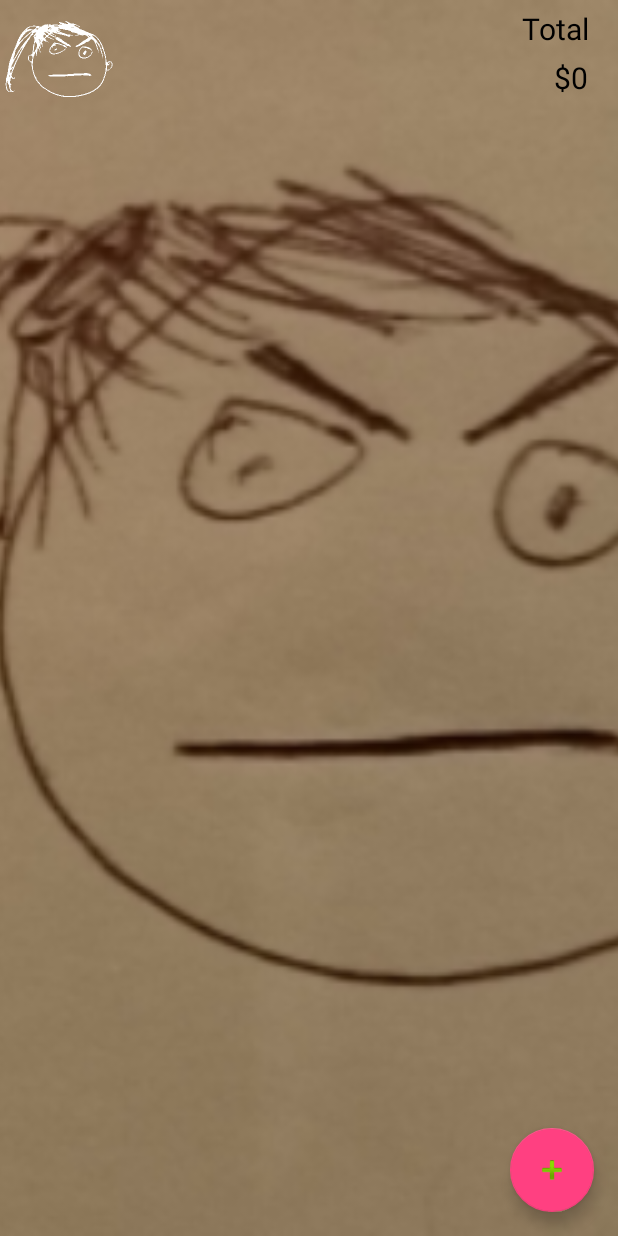
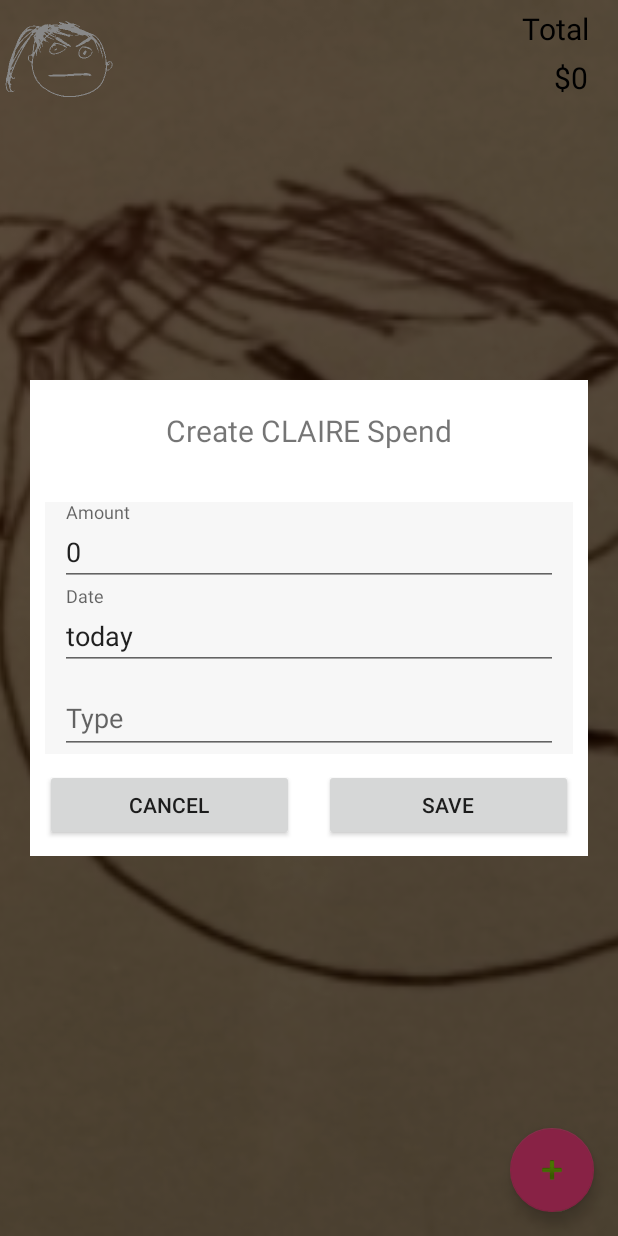
Before and after one commit to manangatangy/kidspend2, an Android app: the screen it shows after launch (KidspendActivity), after a tap on an icon or button, on a phone screen of 412 x 824 dp. Run offline under Robolectric (Android 15) with nearby library versions, the phone set to English and light mode, and no system bars; our stand-ins replace ButterKnife.

Commit message:
save/delete/modify spend works (except date entry)

```diff
--- /dev/null
+++ b/Kidspend2/app/src/main/java/com/wolfie/kidspend2/presenter/EditPresenter.java
@@ -0,0 +1,162 @@
+package com.wolfie.kidspend2.presenter;
+
+import android.os.Bundle;
+import android.support.annotation.NonNull;
+import android.support.annotation.Nullable;
+import android.support.annotation.StringRes;
+
+import com.wolfie.kidspend2.R;
+import com.wolfie.kidspend2.model.Girl;
+import com.wolfie.kidspend2.model.Spend;
+import com.wolfie.kidspend2.model.loader.AsyncListeningTask;
+import com.wolfie.kidspend2.presenter.EditPresenter.EditUi;
+import com.wolfie.kidspend2.view.ActionSheetUi;
+import com.wolfie.kidspend2.view.fragment.GirlPagerFragment;
+
+public class EditPresenter extends BasePresenter<EditUi>
+        implements AsyncListeningTask.Listener<Boolean> {
+
+    private final static String KEY_EDIT_ACTION_SHEET_SHOWING = "KEY_EDIT_ACTION_SHEET_SHOWING";
+    private final static String KEY_EDIT_ACTION_SHEET_ENTRY = "KEY_EDIT_ACTION_SHEET_ENTRY";
+
+    private Spend mSpend;
+    private boolean mIsShowing;
+
+    public EditPresenter(EditUi editUi) {
+        super(editUi);
+    }
+
+    @Override
+    public void resume() {
+        super.resume();
+        if (!mIsShowing) {
+            getUi().hide();
+        }
+    }
+
+    @Override
+    public void pause() {
+        super.pause();
+        mIsShowing = getUi().isShowing();
+        getUi().dismissKeyboard(false);
+    }
+
+    @Override
+    public void onSaveState(Bundle outState) {
+        outState.putBoolean(KEY_EDIT_ACTION_SHEET_SHOWING, mIsShowing);
+        // TODO save/restore Entry being editted
+    }
+
+    @Override
+    public void onRestoreState(@Nullable Bundle savedState) {
+        mIsShowing = savedState.getBoolean(KEY_EDIT_ACTION_SHEET_SHOWING, false);
+    }
+
+    /**
+     * Use the existing values in the Spend to populate the fields, and show the view.
+     * A null spend is allowed, it means create a new spend with all empty fields for editing.
+     */
+    public void editSpend(@Nullable Spend spend, Girl girl) {
+        mSpend = (spend != null) ? spend : Spend.create(girl.name(), "", 0, "today");
+        getUi().show();
+    }
+
+    /**
+     * Create a new Spend for the specified spendType, and show its fields for editing.
+     * If the spendType is null, then set all the fields to empty string
+     */
+    public void editNewEntry(@Nullable String spendType, Girl girl) {
+        editSpend(spendType == null
+                  ? null
+                  : Spend.create(girl.name(), spendType, 0, "today"), girl);
+    }
+
+    /**
+     * This is not called on resume, only when the view is shown by the user.
+     */
+    public void onShow() {
+        getUi().enableDeleteButton(!mSpend.isNew());
+        getUi().setTitleText((mSpend.isNew() ? "Create " : "Modify ") + mSpend.getGirl() + " Spend");
+        getUi().clearErrorMessage();
+        getUi().clearDescription();
+        getUi().setTextValues(mSpend);
+    }
+
+    public void onClickSave() {
+        Spend spend = getUi().getTextValues(mSpend);
+        if (spend == null) {
+            return;     // Error is displayed.
+        }
+        getUi().dismissKeyboard(true);
+        mSpend = spend;
+        MainPresenter mainPresenter = getUi().findPresenter(null);
+        if (mSpend.isNew()) {
+            mainPresenter.getSpendLoader().insert(mSpend, this);
+        } else {
+            mainPresenter.getSpendLoader().update(mSpend, this);
+        }
+    }
+
+    public void onClickDelete() {
+        if (!showErrorIfModified()) {
+            getUi().dismissKeyboard(true);
+            MainPresenter mainPresenter = getUi().findPresenter(null);
+            mainPresenter.getSpendLoader().delete(mSpend, this);
+        }
+    }
+
+    public void onClickCancel() {
+        getUi().dismissKeyboard(true);
+        if (!showErrorIfModified()) {
+            getUi().hide();
+        }
+    }
+
+    @Override
+    public boolean backPressed() {
+        if (!getUi().isShowing() || getUi().isKeyboardVisible()) {
+            return true;        // Means: not consumed here
+        }
+        // Check if fields have been modified and show error message if so, else close.
+        if (!showErrorIfModified()) {
+            getUi().hide();
+        }
+        return false;
+    }
+
+    private boolean showErrorIfModified() {
+        boolean isModified = getUi().isEntryModified(mSpend);
+        if (isModified) {
+            getUi().setErrorMessage(R.string.er003);
+        }
+        return isModified;
+    }
+
+    /**
+     * callback from getSpendLoader().insert/update/delete
+     */
+    @Override
+    public void onCompletion(Boolean aBoolean) {
+        GirlPagerPresenter girlPagerPresenter = getUi().findPresenter(GirlPagerFragment.class);
+        if (girlPagerPresenter != null) {
+            GirlPresenter girlPresenter =  girlPagerPresenter.getCurrentGirlPresenter();
+            if (girlPresenter != null) {
+                girlPresenter.loadEntries();
+            }
+        }
+    }
+
+    public interface EditUi extends ActionSheetUi {
+
+        void setTitleText(String title);
+        void enableDeleteButton(boolean enable);
+        void setTextValues(@NonNull Spend spend);
+        Spend getTextValues(Spend spend);
+        boolean isEntryModified(Spend spend);
+        void setDescription(@StringRes int resourceId);
+        void clearDescription();
+        void setErrorMessage(@StringRes int resourceId);
+        void clearErrorMessage();
+
+    }
+}
--- a/Kidspend2/app/src/main/java/com/wolfie/kidspend2/presenter/GirlPresenter.java
+++ b/Kidspend2/app/src/main/java/com/wolfie/kidspend2/presenter/GirlPresenter.java
@@ -13,6 +13,7 @@ import com.wolfie.kidspend2.model.SpendGroup;
 import com.wolfie.kidspend2.model.loader.AsyncListeningTask;
 import com.wolfie.kidspend2.presenter.GirlPresenter.GirlUi;
 import com.wolfie.kidspend2.view.BaseUi;
+import com.wolfie.kidspend2.view.fragment.EditFragment;
 
 import java.util.List;
 
@@ -129,15 +130,15 @@ public class GirlPresenter extends BasePresenter<GirlUi>
     }
 
     public void onListItemClick(Spend selectedSpend) {
-//        EditPresenter editPresenter = getUi().findPresenter(EditFragment.class);
-//        if (editPresenter != null) {
-//            if (selectedEntry != null) {
-//                editPresenter.editEntry(selectedEntry);
-//            } else {
-//                // Set up a new Entry for the currently selected groupname.
-//                editPresenter.editNewEntry(mSpendType);
-//            }
-//        }
+        EditPresenter editPresenter = getUi().findPresenter(EditFragment.class);
+        if (editPresenter != null) {
+            if (selectedSpend != null) {
+                editPresenter.editSpend(selectedSpend, getUi().getGirl());
+            } else {
+                // Set up a new Entry for the currently selected spendType.
+                editPresenter.editNewEntry(mSpendType, getUi().getGirl());
+            }
+        }
     }
 
     @Nullable
@@ -150,6 +151,7 @@ public class GirlPresenter extends BasePresenter<GirlUi>
     }
 
     public void onClickAdd() {
+        onListItemClick(null);
     }
 
     public interface GirlUi extends BaseUi {
--- a/Kidspend2/app/src/main/java/com/wolfie/kidspend2/view/activity/KidspendActivity.java
+++ b/Kidspend2/app/src/main/java/com/wolfie/kidspend2/view/activity/KidspendActivity.java
@@ -17,6 +17,7 @@ import com.wolfie.kidspend2.presenter.MainPresenter;
 import com.wolfie.kidspend2.view.IconAnimator;
 import com.wolfie.kidspend2.view.TwirlingImage;
 import com.wolfie.kidspend2.view.fragment.DrawerFragment;
+import com.wolfie.kidspend2.view.fragment.EditFragment;
 import com.wolfie.kidspend2.view.fragment.FileFragment;
 import com.wolfie.kidspend2.view.fragment.GirlPagerFragment;
 
@@ -98,6 +99,9 @@ public class KidspendActivity extends SimpleActivity {
         // Create the file (activity sheet) fragment into it's container.
         setupFragment(FileFragment.class.getName(), R.id.fragment_container_file, null);
 
+        // Create the edit (activity sheet) fragment into it's container.
+        setupFragment(EditFragment.class.getName(), R.id.fragment_container_edit, null);
+
         mMainPresenter = new MainPresenter(null, getApplicationContext());
 
 //        // Set the initial values for some settings.  May be changed later by SettingsPresenter
--- /dev/null
+++ b/Kidspend2/app/src/main/java/com/wolfie/kidspend2/view/fragment/EditFragment.java
@@ -0,0 +1,216 @@
+package com.wolfie.kidspend2.view.fragment;
+
+import android.os.Bundle;
+import android.support.annotation.NonNull;
+import android.support.annotation.Nullable;
+import android.support.annotation.StringRes;
+import android.view.LayoutInflater;
+import android.view.View;
+import android.view.ViewGroup;
+import android.widget.Button;
+import android.widget.EditText;
+import android.widget.TextView;
+
+import com.wolfie.kidspend2.R;
+import com.wolfie.kidspend2.model.Spend;
+import com.wolfie.kidspend2.presenter.EditPresenter;
+import com.wolfie.kidspend2.presenter.EditPresenter.EditUi;
+
+import butterknife.BindView;
+import butterknife.ButterKnife;
+import butterknife.Unbinder;
+
+public class EditFragment extends ActionSheetFragment implements EditUi {
+
+    @Nullable
+    @BindView(R.id.text_title)
+    TextView mTextTitle;
+
+    @Nullable
+    @BindView(R.id.text_description)
+    TextView mTextDescription;
+
+    @Nullable
+    @BindView(R.id.edit_text_amount)
+    EditText mEditAmount;
+
+    @Nullable
+    @BindView(R.id.edit_text_date)
+    EditText mEditDate;
+
+    @Nullable
+    @BindView(R.id.edit_text_type)
+    EditText mEditType;
+
+    @Nullable
+    @BindView(R.id.text_error)
+    TextView mTextError;
+
+    @Nullable
+    @BindView(R.id.button_save)
+    Button mButtonSave;
+
+    @Nullable
+    @BindView(R.id.button_cancel)
+    Button mButtonCancel;
+
+    @Nullable
+    @BindView(R.id.button_delete)
+    Button mButtonDelete;
+
+    private Unbinder mUnbinder2;
+
+    private EditPresenter mEditPresenter;
+
+    @Override
+    public EditPresenter getPresenter() {
+        return mEditPresenter;
+    }
+
+    public EditFragment() {
+        mEditPresenter = new EditPresenter(this);
+    }
+
+    @Override
+    public View onCreateView(LayoutInflater inflater,
+                             @Nullable ViewGroup container,
+                             @Nullable Bundle savedInstanceState) {
+        final View view = super.onCreateView(inflater, container, savedInstanceState);
+        View content = inflater.inflate(R.layout.fragment_edit, container, false);
+        mHolderView.addView(content);
+        // This bind will re-bind the superclass members, so the entire view hierarchy must be
+        // available, hence the content should be added to the parent view first.
+        mUnbinder2 = ButterKnife.bind(this, view);
+        mButtonCancel.setOnClickListener(new View.OnClickListener() {
+            @Override
+            public void onClick(View v) {
+                mEditPresenter.onClickCancel();
+            }
+        });
+        mButtonSave.setOnClickListener(new View.OnClickListener() {
+            @Override
+            public void onClick(View v) {
+                mEditPresenter.onClickSave();
+            }
+        });
+        mButtonDelete.setOnClickListener(new View.OnClickListener() {
+            @Override
+            public void onClick(View v) {
+                mEditPresenter.onClickDelete();
+            }
+        });
+        return view;
+    }
+
+    @Override
+    public void onDestroyView() {
+        super.onDestroyView();
+        mUnbinder2.unbind();
+    }
+
+    @Override
+    public void setTitleText(String title) {
+        mTextTitle.setText(title);
+    }
+
+    @Override
+    public void enableDeleteButton(boolean enable) {
+        mButtonDelete.setVisibility(enable ? View.VISIBLE : View.GONE);
+    }
+
+    @Override
+    public void setTextValues(@NonNull Spend spend) {
+        mEditAmount.setText("" + spend.getAmount());
+        mEditDate.setText(spend.getCreated());
+        mEditType.setText(spend.getSpendType());
+    }
+
+    @Override
+    public Spend getTextValues(Spend spend) {
+        // Returns null on error (also shows error messages)
+        boolean error = false;
+        try {
+            String amount = mEditAmount.getText().toString();
+            if (amount.length() == 0) {
+                setErrorMessage(R.string.er001);
+                error = true;
+            } else {
+                spend.setAmount(Integer.decode(amount));
+            }
+        } catch (NumberFormatException nfe) {
+            mEditAmount.setError(getContext().getString(R.string.er001));
+            error = true;
+        }
+
+        String date = mEditDate.getText().toString().toUpperCase();
+        if (Spend.parseDateString(date) != null) {
+            spend.setCreated(date);
+        } else {
+            setErrorMessage(R.string.er002);
+            error = true;
+        }
+
+        String type = mEditType.getText().toString().trim();
+        spend.setSpendType(type);
+
+        return error ? null : spend;
+    }
+
+    @Override
+    public boolean isEntryModified(Spend spend) {
+        String amount = mEditAmount.getText().toString();
+        String date = mEditDate.getText().toString().toUpperCase();
+        String type = mEditType.getText().toString().trim();
+        String amountPrev = (spend == null) ? null : ("" + spend.getAmount());
+        String datePrev = (spend == null) ? null : spend.getCreated();
+        String typePrev = (spend == null) ? null : spend.getSpendType();
+        return !equals(amount, amountPrev) ||
+                !equals(date, datePrev) ||
+                !equals(type, typePrev);
+    }
+
+    private boolean equals(@Nullable String val1, @Nullable String val2) {
+        if (val1 == null) {
+            val1 = "";
+        }
+        if (val2 == null) {
+            val2 = "";
+        }
+        return val1.equals(val2);
+    }
+
+    @Override
+    public void setDescription(@StringRes int resourceId) {
+        mTextDescription.setText(resourceId);
+    }
+
+    @Override
+    public void clearDescription() {
+        mTextDescription.setText("");
+    }
+
+    @Override
+    public void setErrorMessage(@StringRes int resourceId) {
+        mTextError.setVisibility(View.VISIBLE);
+        mTextError.setText(resourceId);
+    }
+
+    @Override
+    public void clearErrorMessage() {
+        mTextError.setVisibility(View.GONE);
+    }
+
+    @Override
+    public void onShowComplete() {
+        mEditPresenter.onShow();
+    }
+
+    @Override
+    public void onHideComplete() {
+    }
+
+    @Override
+    public void onTouchBackground() {
+    }
+
+}
--- a/Kidspend2/app/src/main/res/layout/activity_kidspend.xml
+++ b/Kidspend2/app/src/main/res/layout/activity_kidspend.xml
@@ -58,5 +58,11 @@
         android:layout_width="match_parent"
         android:layout_height="match_parent"
         />
+    <!-- Content file view (populated by action sheet edit fragment)-->
+    <FrameLayout
+        android:id="@+id/fragment_container_edit"
+        android:layout_width="match_parent"
+        android:layout_height="match_parent"
+        />
 
 </RelativeLayout>
--- /dev/null
+++ b/Kidspend2/app/src/main/res/layout/fragment_edit.xml
@@ -0,0 +1,135 @@
+<?xml version="1.0" encoding="utf-8"?>
+<LinearLayout
+    xmlns:android="http://schemas.android.com/apk/res/android"
+    xmlns:app="http://schemas.android.com/apk/res-auto"
+    xmlns:tools="http://schemas.android.com/tools"
+    android:background="@android:color/white"
+    android:layout_width="match_parent"
+    android:layout_height="wrap_content"
+    android:orientation="vertical"
+    >
+
+    <TextView
+        android:id="@+id/text_title"
+        android:layout_width="wrap_content"
+        android:layout_height="wrap_content"
+        android:layout_gravity="center"
+        android:paddingTop="20dp"
+        android:textSize="20sp"
+        tools:text="CLAIRE Spend"
+        />
+    <TextView
+        android:id="@+id/text_description"
+        android:layout_width="wrap_content"
+        android:layout_height="wrap_content"
+        android:layout_gravity="center"
+        android:gravity="center"
+        android:paddingTop="10dp"
+        android:textSize="10sp"
+        tools:text="Please edit your spend"
+        />
+    <View
+        android:layout_width="match_parent"
+        android:layout_height="10dp" />
+
+    <LinearLayout
+        android:layout_width="match_parent"
+        android:layout_height="wrap_content"
+        android:orientation="vertical"
+        android:paddingLeft="10dp"
+        android:paddingRight="10dp"
+        android:layout_marginRight="10dp"
+        android:layout_marginLeft="10dp"
+        android:background="@color/edit_item_body"
+        >
+        <android.support.design.widget.TextInputLayout
+            android:id="@+id/input_layout_amount"
+            android:layout_width="match_parent"
+            android:layout_height="wrap_content"
+            >
+            <EditText
+                android:id="@+id/edit_text_amount"
+                android:layout_width="match_parent"
+                android:layout_height="wrap_content"
+                android:hint="Amount"
+                android:inputType="number"
+                android:maxLines="1" />
+        </android.support.design.widget.TextInputLayout>
+
+        <android.support.design.widget.TextInputLayout
+            android:id="@+id/input_layout_date"
+            android:layout_width="match_parent"
+            android:layout_height="wrap_content"
+            >
+            <EditText
+                android:id="@+id/edit_text_date"
+                android:layout_width="match_parent"
+                android:layout_height="wrap_content"
+                android:hint="Date"
+                android:inputType="date"
+                android:maxLines="1" />
+        </android.support.design.widget.TextInputLayout>
+
+        <android.support.design.widget.TextInputLayout
+            android:id="@+id/input_layout_type"
+            android:layout_width="match_parent"
+            android:layout_height="wrap_content"
+            >
+            <EditText
+                android:id="@+id/edit_text_type"
+                android:layout_width="match_parent"
+                android:layout_height="wrap_content"
+                android:hint="Type"
+                android:maxLines="1" />
+        </android.support.design.widget.TextInputLayout>
+    </LinearLayout>
+
+    <TextView
+        android:id="@+id/text_error"
+        android:layout_width="wrap_content"
+        android:layout_height="wrap_content"
+        android:layout_gravity="center"
+        android:gravity="center"
+        android:textColor="@android:color/holo_red_dark"
+        android:paddingTop="10dp"
+        android:textSize="14sp"
+        android:text="Your session has timed out"
+        />
+
+    <LinearLayout
+        android:paddingTop="10dp"
+        android:paddingBottom="10dp"
+        android:layout_width="match_parent"
+        android:layout_height="wrap_content"
+        android:orientation="horizontal"
+        >
+        <Button
+            android:id="@+id/button_delete"
+            android:layout_width="wrap_content"
+            android:layout_height="wrap_content"
+            android:layout_weight="1"
+            android:layout_marginLeft="10dp"
+            android:layout_marginRight="10dp"
+            tools:visibility="visible"
+            android:text="Delete" />
+
+        <Button
+            android:id="@+id/button_cancel"
+            android:layout_width="wrap_content"
+            android:layout_height="wrap_content"
+            android:layout_weight="1"
+            android:layout_marginLeft="10dp"
+            android:layout_marginRight="10dp"
+            tools:visibility="visible"
+            android:text="Cancel" />
+
+        <Button
+            android:id="@+id/button_save"
+            android:layout_width="wrap_content"
+            android:layout_height="wrap_content"
+            android:layout_weight="1"
+            android:layout_marginLeft="10dp"
+            android:layout_marginRight="10dp"
+            android:text="Save" />
+    </LinearLayout>
+</LinearLayout>
--- a/Kidspend2/app/src/main/res/values/strings.xml
+++ b/Kidspend2/app/src/main/res/values/strings.xml
@@ -52,4 +52,8 @@
     <string name="st032">Backup file emailure cancelled</string>
     <string name="st033">Internal Storage Directory\n%1$s</string>
 
+    <string name="er001">Please enter a valid amount</string>
+    <string name="er002">Please enter a valid date (\'1 Jan 2017\')</string>
+    <string name="er003">Fields have been modified\nclick CANCEL to close without change</string>
+
 </resources>
```
Also changed, not shown: Kidspend2/app/src/main/java/com/wolfie/kidspend2/model/Spend.java (+9 -2 lines).
